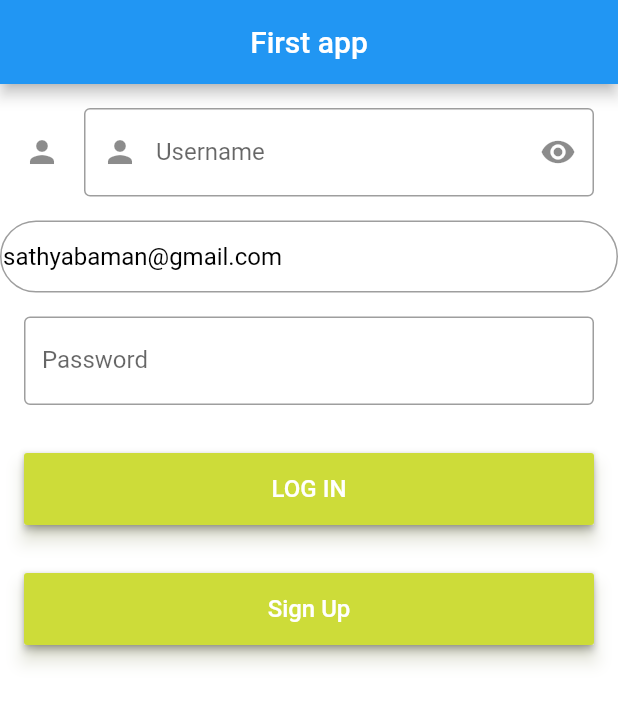
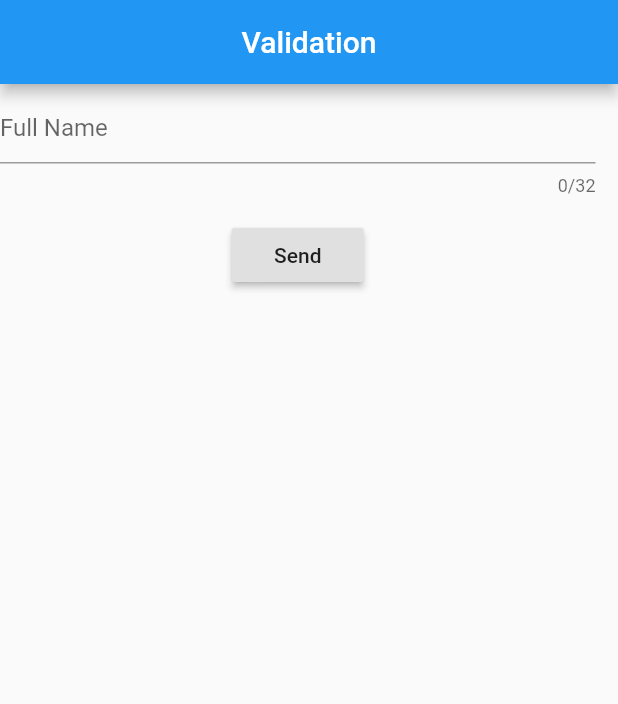
Before and after one commit to rahul-rahul1/third, a Flutter app: the screen it shows after launch, on a phone screen of 412 x 824 dp. Shown: the top 704 px of the screen. Run offline on Flutter 3.47's test engine with Material 2 defaults, Android fonts, the phone set to English and light mode, and no system bars.

Commit message:
validaion login&signup

```diff
--- /dev/null
+++ b/lib/api/http.dart
@@ -0,0 +1 @@
+// TODO Implement this library.
--- /dev/null
+++ b/lib/fragments/signuUpwithValidations.dart
@@ -0,0 +1,179 @@
+import 'package:flutter/material.dart';
+
+import 'loginValidation.dart';
+
+class SignupWithValidation extends StatefulWidget {
+  @override
+  State<StatefulWidget> createState() {
+    // TODO: implement createState
+    return _signupValidation();
+  }
+}
+
+class _signupValidation extends State<SignupWithValidation> {
+  GlobalKey<FormState> _key = new GlobalKey();
+  bool _validate = false;
+  String name, email, mobile;
+
+  @override
+  Widget build(BuildContext context) {
+    // TODO: implement build
+    return Scaffold(
+      appBar: AppBar(
+        title: Text("Validation"),
+        centerTitle: true,
+      ),
+    body: new SingleChildScrollView(
+      child: Container(
+        padding: const EdgeInsets.fromLTRB(0, 5, 15, 5),
+        child: new Form(
+          key: _key,
+          autovalidate: _validate,
+          child: SignupUI(),
+        ),
+      ),
+
+
+    )
+    );
+
+  }
+
+
+Widget SignupUI(){
+    return new Column(
+      children: <Widget>[
+        new TextFormField(
+          decoration: new InputDecoration(hintText: 'Full Name'),
+          maxLength: 32,
+          validator: validateName,
+          onSaved: (String val) {
+            name = val;
+            print(name);
+          },
+        ),
+       /* new TextFormField(
+            decoration: new InputDecoration(hintText: 'Mobile Number'),
+            keyboardType: TextInputType.phone,
+            maxLength: 10,
+            validator: validateMobile,
+            onSaved: (String val) {
+              mobile = val;
+            }),
+        new TextFormField(
+            decoration: new InputDecoration(hintText: 'Email ID'),
+            keyboardType: TextInputType.emailAddress,
+            maxLength: 32,
+            validator: validateEmail,
+            onSaved: (String val) {
+              email = val;
+            }),
+
+        new TextFormField(
+            decoration: new InputDecoration(hintText: 'Email ID'),
+            keyboardType: TextInputType.emailAddress,
+            maxLength: 32,
+            validator: validateEmail,
+            onSaved: (String val) {
+              email = val;
+            }),
+
+        new TextFormField(
+            decoration: new InputDecoration(hintText: 'Email ID'),
+            keyboardType: TextInputType.emailAddress,
+            maxLength: 32,
+            validator: validateEmail,
+            onSaved: (String val) {
+              email = val;
+            }),
+
+        new TextFormField(
+            decoration: new InputDecoration(hintText: 'Email ID'),
+            keyboardType: TextInputType.emailAddress,
+            maxLength: 32,
+            validator: validateEmail,
+            onSaved: (String val) {
+              email = val;
+            }),
+
+        new TextFormField(
+            decoration: new InputDecoration(hintText: 'Email ID'),
+            keyboardType: TextInputType.emailAddress,
+            maxLength: 32,
+            validator: validateEmail,
+            onSaved: (String val) {
+              email = val;
+            }),
+
+        new TextFormField(
+            decoration: new InputDecoration(hintText: 'Email ID'),
+            keyboardType: TextInputType.emailAddress,
+            maxLength: 32,
+            validator: validateEmail,
+            onSaved: (String val) {
+              email = val;
+            }),
+*/
+
+        new SizedBox(height: 15.0),
+        new RaisedButton(
+          onPressed: _sendToServer,
+          child: new Text('Send'),
+        )
+      ],
+    );
+
+}
+  String validateName(String value) {
+    String patttern = r'(^[a-zA-Z ]*$)';
+    RegExp regExp = new RegExp(patttern);
+    if (value.length == 0) {
+      return "Name is Required";
+    } else if (!regExp.hasMatch(value)) {
+      return "Name must be a-z and A-Z";
+    }
+    return null;
+  }
+
+  String validateMobile(String value) {
+    String patttern = r'(^[0-9]*$)';
+    RegExp regExp = new RegExp(patttern);
+    if (value.length == 0) {
+      return "Mobile is Required";
+    } else if(value.length != 10){
+      return "Mobile number must 10 digits";
+    }else if (!regExp.hasMatch(value)) {
+      return "Mobile Number must be digits";
+    }
+    return null;
+  }
+
+  String validateEmail(String value) {
+    String pattern = r'^(([^<>()[\]\\.,;:\s@\"]+(\.[^<>()[\]\\.,;:\s@\"]+)*)|(\".+\"))@((\[[0-9]{1,3}\.[0-9]{1,3}\.[0-9]{1,3}\.[0-9]{1,3}\])|(([a-zA-Z\-0-9]+\.)+[a-zA-Z]{2,}))$';
+    RegExp regExp = new RegExp(pattern);
+    if (value.length == 0) {
+      return "Email is Required";
+    } else if(!regExp.hasMatch(value)){
+      return "Invalid Email";
+    }else {
+      return null;
+    }
+  }
+
+  _sendToServer() {
+    if (_key.currentState.validate()) {
+      // No any error in validation
+      _key.currentState.save();
+      print("Name $name");
+      print("Mobile $mobile");
+      print("Email $email");
+      Navigator.push(context, MaterialPageRoute(builder: (context) => LoginValidation()));
+
+    } else {
+      // validation error
+      setState(() {
+        _validate = true;
+      });
+    }
+  }
+}
--- a/lib/main.dart
+++ b/lib/main.dart
@@ -1,5 +1,8 @@
 import 'package:flutter/material.dart';
 import 'package:third/login_route.dart';
+
+import 'fragments/loginValidation.dart';
+import 'fragments/signuUpwithValidations.dart';
 
 
 void main() {
@@ -14,9 +17,13 @@ class MyApp extends StatelessWidget {
       initialRoute: '/',
       routes: {
 
-    '/': (context) => LoginRoute(),
+   '/': (context) => SignupWithValidation(),
+       // '/': (context) => LoginValidation(),
+   // SignupWithValidation
 
-        //"/home": (context) => HomeRoute(),
+    //'/': (context) => SignupWithValidation(),
+
+    //"/home": (context) => HomeRoute(),
       },
 
     );
--- a/lib/pages/home_page.dart
+++ b/lib/pages/home_page.dart
@@ -81,3 +81,7 @@ class HomePageState extends State<HomePage> {
   }
 }
 //https://medium.com/@kashifmin/flutter-setting-up-a-navigation-drawer-with-multiple-fragments-widgets-1914fda3c8a8
+
+
+//Easy Solutuion
+//https://proandroiddev.com/flutter-creating-drawers-e31414f7d71a
```
Also changed, not shown: lib/api/Beer.dart (added, +15 -0 lines), lib/api/beer_repository.dart (added, +20 -0 lines), lib/api/beer_tile.dart (added, +27 -0 lines), lib/fragments/first_fragment.dart (+32 -6 lines), lib/fragments/loginValidation.dart (added, +96 -0 lines), lib/login_route.dart (+22 -1 lines), lib/profile_route.dart (+113 -2 lines), pubspec.yaml (+2 -55 lines), pubspec.lock.
